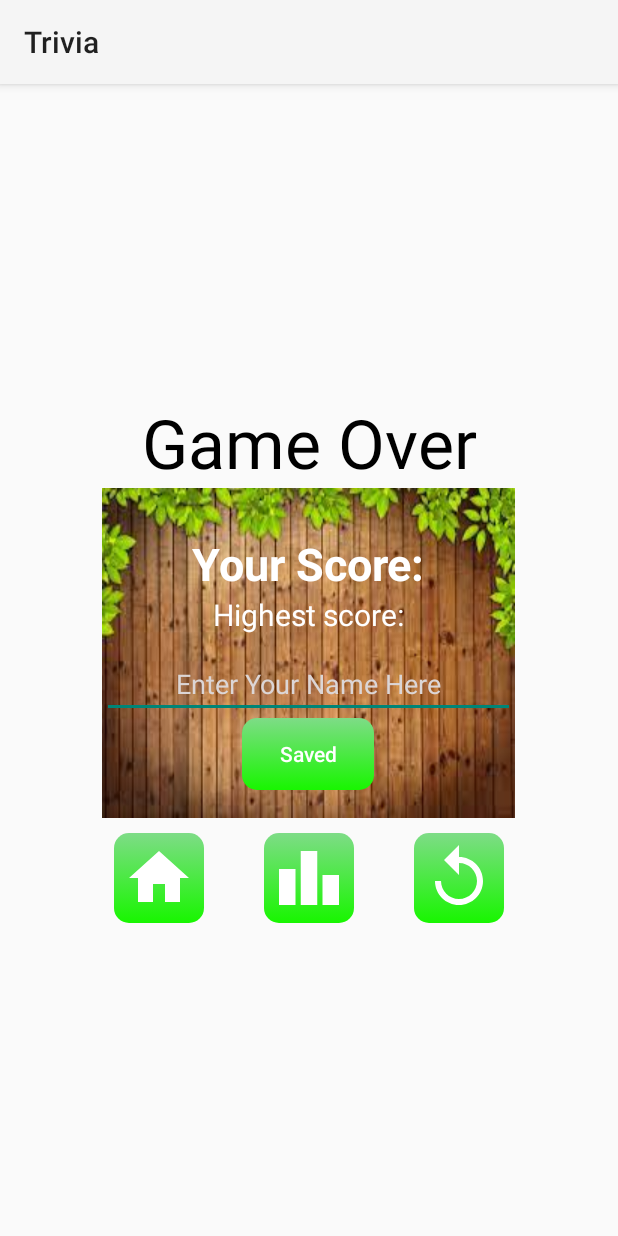
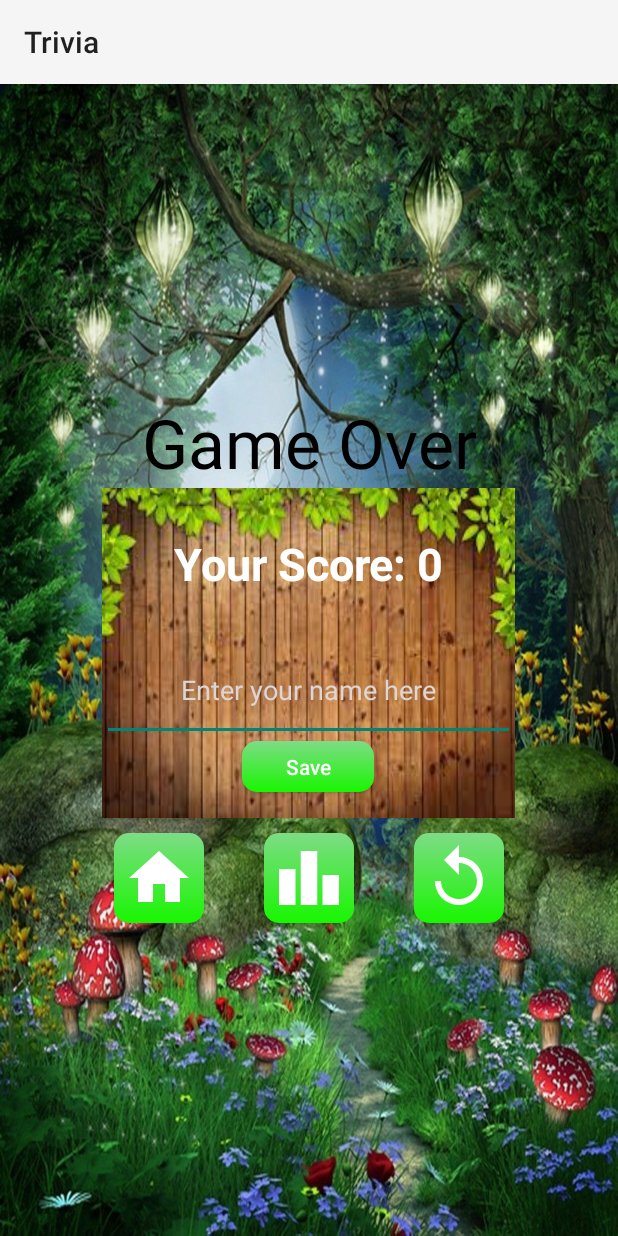
Before and after one commit to Hodjy/Trivia, an Android app: the ResultActivity screen opened directly, with no data from a screen before it, after a tap on "Save", on a phone screen of 412 x 824 dp. Run offline under Robolectric (Android 15) with nearby library versions, the phone set to English and light mode, and no system bars.

Commit message:
Added background and shared preferences
added some strings aswell

```diff
--- a/app/src/main/AndroidManifest.xml
+++ b/app/src/main/AndroidManifest.xml
@@ -11,7 +11,7 @@
         android:screenOrientation="portrait"
         android:supportsRtl="true"
         android:theme="@style/Theme.Trivia">
-        <activity android:name=".model.Leaderboard"></activity>
+        <activity android:name=".LeaderboardActivity"></activity>
         <activity android:name=".ResultActivity" />
         <activity android:name=".QuestionActivity" />
         <activity android:name=".MainActivity">
--- a/app/src/main/java/com/example/trivia/model/Leaderboard.java
+++ b/app/src/main/java/com/example/trivia/LeaderboardActivity.java
@@ -1,4 +1,4 @@
-package com.example.trivia.model;
+package com.example.trivia;
 
 import androidx.appcompat.app.AppCompatActivity;
 
@@ -8,11 +8,12 @@ import android.widget.Button;
 import android.widget.ListView;
 
 import com.example.trivia.R;
+import com.example.trivia.model.UserScoreAdapter;
 import com.example.trivia.model.save.UserScore;
 
 import java.util.ArrayList;
 
-public class Leaderboard extends AppCompatActivity {
+public class LeaderboardActivity extends AppCompatActivity {
 
     @Override
     protected void onCreate(Bundle savedInstanceState) {
--- a/app/src/main/java/com/example/trivia/ResultActivity.java
+++ b/app/src/main/java/com/example/trivia/ResultActivity.java
@@ -3,12 +3,16 @@ package com.example.trivia;
 import androidx.appcompat.app.AppCompatActivity;
 
 import android.content.Intent;
+import android.content.SharedPreferences;
 import android.os.Bundle;
 import android.view.View;
 import android.widget.Button;
 import android.widget.EditText;
 import android.widget.ImageButton;
 import android.widget.TextView;
+import android.widget.Toast;
+
+import com.example.trivia.model.difficulty.ADifficulty;
 
 public class ResultActivity extends AppCompatActivity {
 
@@ -28,15 +32,24 @@ public class ResultActivity extends AppCompatActivity {
 
         initViewID();
         setPlayerScore();
-        setHighestScore();
+
 
         m_SaveBtn.setOnClickListener(new View.OnClickListener() {
             @Override
             public void onClick(View v) {
-                //TODO save on file and make strings not HARD-CODED
 
-                m_SaveBtn.setText("Saved");
-                m_SaveBtn.setEnabled(false);
+                if(m_EnterNameEd.getText().toString().equals(""))
+                {
+                    Toast.makeText(ResultActivity.this, getResources().getString(R.string.result_activity_please_enter_name),
+                            Toast.LENGTH_SHORT).show();
+                }
+                else
+                {
+                    //TODO save on file and make strings not HARD-CODED
+
+                    m_SaveBtn.setText(getResources().getString(R.string.result_activity_saved));
+                    m_SaveBtn.setEnabled(false);
+                }
             }
         });
 
@@ -50,16 +63,21 @@ public class ResultActivity extends AppCompatActivity {
         m_LeaderBoardIB.setOnClickListener(new View.OnClickListener() {
             @Override
             public void onClick(View v) {
-                //TODO open score board intent
+
+                Intent intent = new Intent(ResultActivity.this, LeaderboardActivity.class);
+                startActivity(intent);
             }
         });
 
         m_PlayAgainIB.setOnClickListener(new View.OnClickListener() {
             @Override
             public void onClick(View v) {
+
                 Intent intent = new Intent(ResultActivity.this, QuestionActivity.class);
 
-                //TODO PUT EXTRA DIFFICULTY
+                Bundle bundle = getIntent().getExtras();
+                ADifficulty difficulty = (ADifficulty)bundle.getSerializable("Difficulty");
+                intent.putExtra("Difficulty", difficulty);
 
                 startActivity(intent);
                 finish();
@@ -72,7 +90,6 @@ public class ResultActivity extends AppCompatActivity {
 
         m_ResultTv = findViewById(R.id.result_activity_resultTv);
         m_YourScoreTv = findViewById(R.id.result_activity_playerScoreTv);
-        m_HighestScoreTv = findViewById(R.id.result_activity_highestScoreTv);
         m_EnterNameEd = findViewById(R.id.result_activity_enterNameEd);
         m_SaveBtn = findViewById(R.id.result_activity_saveBtn);
         m_HomeIB = findViewById(R.id.result_activity_homeIB);
@@ -81,14 +98,8 @@ public class ResultActivity extends AppCompatActivity {
     }
 
     private void setPlayerScore(){
-        //TODO shared preference extract score
 
-        //m_YourScoreTv.setText(m_YourScoreTv.getText().toString() + " " +  );
-    }
-
-    private void setHighestScore(){
-        // TODO extract from file highest score
-
-        //m_HighestScoreTv.setText(m_HighestScoreTv.getText().toString() + " " +  );
+        SharedPreferences sp = getSharedPreferences("match details", MODE_PRIVATE);
+        m_YourScoreTv.setText(m_YourScoreTv.getText().toString() + " " + sp.getString("score","") );
     }
 }
--- a/app/src/main/res/layout/activity_leaderboard.xml
+++ b/app/src/main/res/layout/activity_leaderboard.xml
@@ -2,7 +2,8 @@
 <LinearLayout android:layout_width="match_parent"
     android:layout_height="match_parent"
     android:orientation="vertical"
-    xmlns:android="http://schemas.android.com/apk/res/android">
+    xmlns:android="http://schemas.android.com/apk/res/android"
+    android:background="@drawable/background">
 
     <Space
         android:layout_width="match_parent"
@@ -17,7 +18,8 @@
         android:id="@+id/leaderboard_activity_titleTv"
         android:textSize="40sp"
         android:gravity="center"
-        android:textStyle="bold"/>
+        android:textStyle="bold"
+        android:textColor="@color/white"/>
 
     <Space
         android:layout_width="match_parent"
--- a/app/src/main/res/layout/activity_main.xml
+++ b/app/src/main/res/layout/activity_main.xml
@@ -4,7 +4,7 @@
     android:layout_width="match_parent"
     android:layout_height="match_parent"
     android:orientation="vertical"
-
+    android:background="@drawable/background"
     android:weightSum="10">
 
     <TextView
@@ -16,7 +16,8 @@
         android:textAllCaps="false"
         android:gravity="center"
         android:layout_gravity="center"
-        android:id="@+id/title_textView"/>
+        android:id="@+id/title_textView"
+        android:textColor="@color/white"/>
 
     <Button
         android:layout_width="wrap_content"
--- a/app/src/main/res/layout/activity_result.xml
+++ b/app/src/main/res/layout/activity_result.xml
@@ -4,7 +4,8 @@
     android:layout_height="match_parent"
     android:orientation="vertical"
     android:id="@+id/layout_id"
-    android:gravity="center">
+    android:gravity="center"
+    android:background="@drawable/background">
 
     <TextView
         android:layout_width="match_parent"
@@ -22,44 +23,51 @@
         android:orientation="vertical"
         android:layout_gravity="center">
 
+        <Space
+            android:layout_width="match_parent"
+            android:layout_height="0dp"
+            android:layout_weight="0.5"/>
+
         <TextView
             android:layout_width="match_parent"
-            android:layout_height="wrap_content"
-            android:text="Your Score:"
+            android:layout_height="0dp"
+            android:layout_weight="2"
+            android:text="@string/result_activity_your_score"
             android:textSize="30sp"
             android:textStyle="bold"
             android:textColor="#fff"
-            android:layout_marginTop="30dp"
             android:gravity="center"
             android:id="@+id/result_activity_playerScoreTv"/>
 
-        <TextView
+        <Space
             android:layout_width="match_parent"
-            android:layout_height="wrap_content"
-            android:text="Highest score:"
-            android:textSize="20sp"
-            android:textColor="#fff"
-            android:layout_marginBottom="10dp"
-            android:gravity="center"
-            android:id="@+id/result_activity_highestScoreTv"/>
+            android:layout_height="0dp"
+            android:layout_weight="0.5"/>
 
         <EditText
             android:layout_width="match_parent"
-            android:layout_height="wrap_content"
-            android:hint="Enter Your Name Here"
+            android:layout_height="0dp"
+            android:layout_weight="2"
+            android:hint="@string/result_activity_enter_name"
             android:gravity="center"
             android:textColorHint="#DCD6D6"
             android:id="@+id/result_activity_enterNameEd"/>
 
         <androidx.appcompat.widget.AppCompatButton
             android:layout_width="wrap_content"
-            android:layout_height="wrap_content"
-            android:text="Save"
+            android:layout_height="0dp"
+            android:layout_weight="1"
+            android:text="@string/result_activity_save"
             android:textAllCaps="false"
             android:background="@drawable/result_activity_buttons_selector"
             android:layout_gravity="center"
             android:textColor="@color/white"
             android:id="@+id/result_activity_saveBtn"/>
+
+        <Space
+            android:layout_width="match_parent"
+            android:layout_height="0dp"
+            android:layout_weight="0.5"/>
 
     </LinearLayout>
 
--- a/app/src/main/res/values/strings.xml
+++ b/app/src/main/res/values/strings.xml
@@ -40,4 +40,9 @@
     <string name="main_activity_play">Play</string>
     <string name="main_activity_leaderboard">Leaderboard</string>
     <string name="leaderboard_activity_back">Back</string>
+    <string name="result_activity_please_enter_name">Please enter your name to save</string>
+    <string name="result_activity_your_score">Your Score:</string>
+    <string name="result_activity_enter_name">Enter your name here</string>
+    <string name="result_activity_save">Save</string>
+    <string name="result_activity_saved">Saved</string>
 </resources>
```
Also changed, not shown: app/src/main/java/com/example/trivia/QuestionActivity.java (+13 -3 lines), app/src/main/res/layout/activity_question.xml (+9 -5 lines), app/src/main/res/drawable/background.jpg (added), 1 other file.
